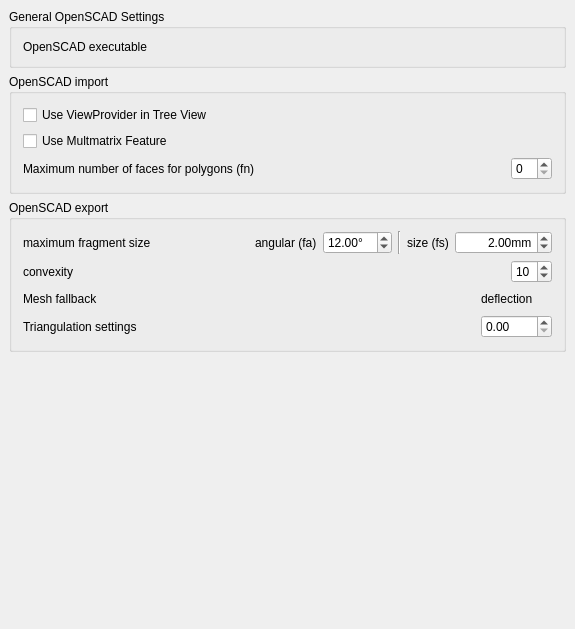
berndhahnebach/All_FreeCAD, file src/Mod/OpenSCAD/Resources/ui/openscadprefs-base.ui: the form before one commit.
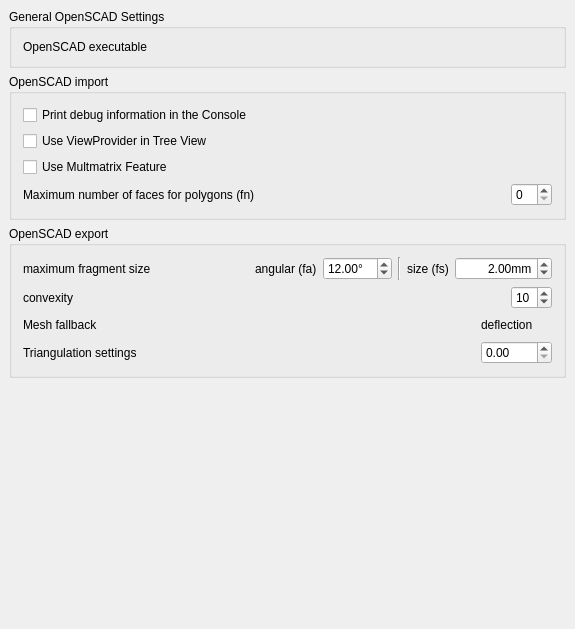
The form after the commit. Custom widgets are drawn as their Qt base class.

Commit message: OpenSCAD: allow to enable verbose output in preferences

```diff
--- a/src/Mod/OpenSCAD/Resources/ui/openscadprefs-base.ui
+++ b/src/Mod/OpenSCAD/Resources/ui/openscadprefs-base.ui
@@ -65,6 +65,23 @@
       <string>OpenSCAD import</string>
      </property>
      <layout class="QVBoxLayout" name="verticalLayout">
+      <item>
+       <layout class="QHBoxLayout" name="horizontalLayout_4">
+        <item>
+         <widget class="Gui::PrefCheckBox" name="checkBox">
+          <property name="text">
+           <string>Print debug information in the Console</string>
+          </property>
+          <property name="prefEntry" stdset="0">
+           <cstring>printVerbose</cstring>
+          </property>
+          <property name="prefPath" stdset="0">
+           <cstring>Mod/OpenSCAD</cstring>
+          </property>
+         </widget>
+        </item>
+       </layout>
+      </item>
       <item>
        <layout class="QHBoxLayout" name="horizontalLayout_5">
         <item>
```
Left out of the diff: 2 changed lines with no effect on the pictures. The commit also changes 1 other file.
